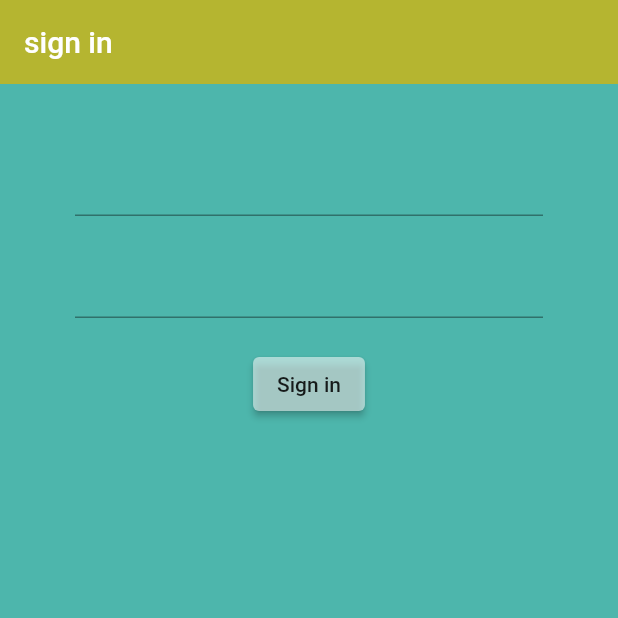
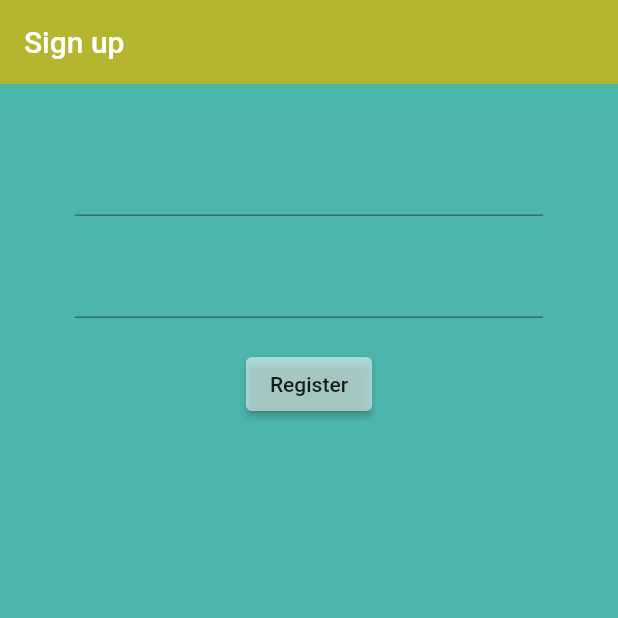
Before and after one commit to VishruthVS/FlutterAuthentication, a Flutter app: the screen it shows after launch, on a phone screen of 412 x 824 dp, the top half of it. Run offline on Flutter 3.47's test engine with Material 2 defaults, Android fonts, the phone set to English and light mode, and no system bars; our stand-ins replace firebase_auth, firebase_core; accounts and stored records are empty.

Commit message:
register_screen

```diff
--- a/lib/screens/authenticate/authenticate.dart
+++ b/lib/screens/authenticate/authenticate.dart
@@ -1,5 +1,5 @@
 import 'package:flutter/material.dart';
-import 'package:signinauth/screens/authenticate/sing_in.dart';
+import 'package:signinauth/screens/authenticate/register.dart';
 
 class Authenticate extends StatefulWidget {
   const Authenticate({super.key});
@@ -12,7 +12,7 @@ class _AuthenticateState extends State<Authenticate> {
   @override
   Widget build(BuildContext context) {
     return Container(
-      child: Singin(),
+      child: Register(),
     );
   }
 }
--- /dev/null
+++ b/lib/screens/authenticate/register.dart
@@ -0,0 +1,76 @@
+import 'package:flutter/material.dart';
+import 'package:signinauth/services/auth.dart';
+
+class Register extends StatefulWidget {
+  const Register({super.key});
+
+  @override
+  State<Register> createState() => _RegisterState();
+}
+
+class _RegisterState extends State<Register> {
+  final AuthService _auth = AuthService();
+  //text field state
+  String email = '';
+  String password = '';
+  @override
+  Widget build(BuildContext context) {
+    return Scaffold(
+      backgroundColor: Colors.teal[300],
+      appBar: AppBar(
+        backgroundColor: const Color.fromARGB(255, 181, 181, 48),
+        elevation: 0.0,
+        title: Text('Sign up'),
+      ),
+      body: Container(
+        padding: EdgeInsets.symmetric(vertical: 20.0, horizontal: 50.0),
+        // child: ElevatedButton(
+        //   style: ButtonStyle(
+        //     backgroundColor: MaterialStateProperty.all<Color>(Colors.white54),
+        //   ),
+        //   onPressed: () async {
+        //     dynamic result = await _auth.signinAnonymous();
+        //     if (result == null) {
+        //       print('Error signing in');
+        //     } else {
+        //       print('Signed in succesfully');
+        //       print('User UID: ${result.uid}');
+        //     }
+        //   },
+        //   child: Text('Sing in anom'),
+        // ),
+        child: Form(
+          child: Column(
+            children: <Widget>[
+              SizedBox(height: 20.0),
+              TextFormField(onChanged: (val) {
+                setState(() => email = val);
+              }),
+              SizedBox(height: 20.0),
+              TextFormField(
+                  obscureText: true,
+                  onChanged: (val) {
+                    setState(() => password = val);
+                  }),
+              SizedBox(height: 20.0),
+              ElevatedButton(
+                onPressed: () async {
+                  print(email);
+                  print(password);
+                },
+                child: Text(
+                  'Register',
+                  style: TextStyle(color: Colors.black87),
+                ),
+                style: ButtonStyle(
+                  backgroundColor:
+                      MaterialStateProperty.all<Color>(Colors.white54),
+                ),
+              )
+            ],
+          ),
+        ),
+      ),
+    );
+  }
+}
```
